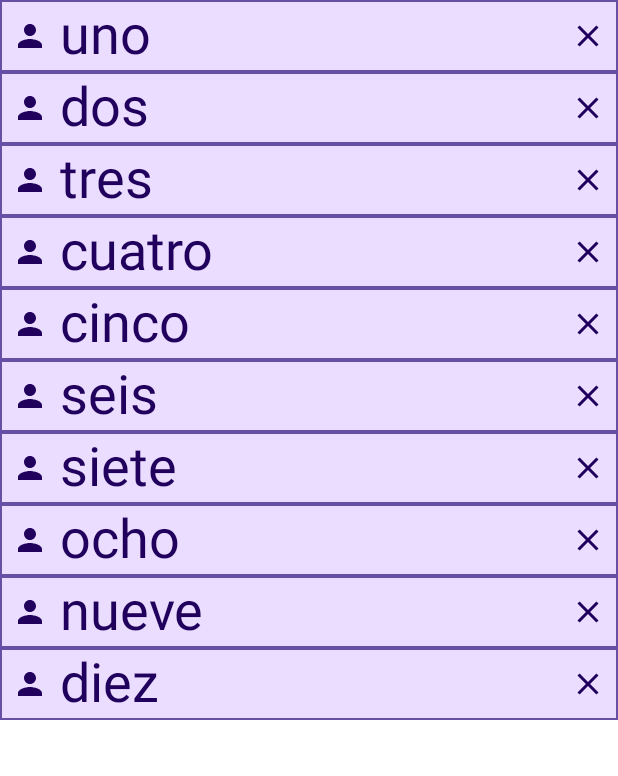
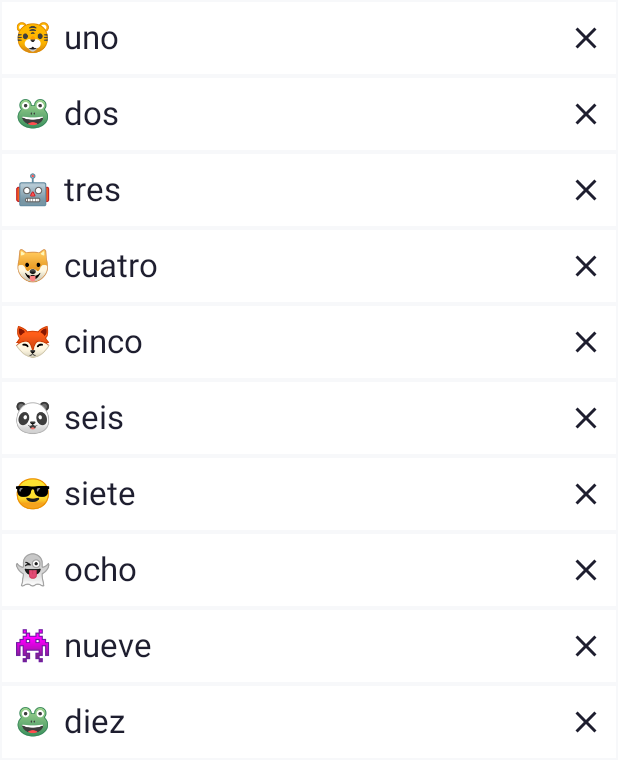
Before and after one commit to UTN-FRBA-Mobile/infiltrados, an Android app built with Jetpack Compose: the @Preview function PlayerListPreview, on a phone screen of 412 x 824 dp. Shown: the top 776 px of the screen. Run offline under Robolectric (Android 15) with nearby library versions, the phone set to English and light mode, and no system bars; Roboto replaces fonts that are not available here.

Commit message:
Mejoro la parte visual del Lobby mmultiplayer

```diff
--- a/app/src/main/java/com/example/infiltrados/ui/main/multiplayer/multiplayerLobbyScreen/PlayerList.kt
+++ b/app/src/main/java/com/example/infiltrados/ui/main/multiplayer/multiplayerLobbyScreen/PlayerList.kt
@@ -1,6 +1,5 @@
 package com.example.infiltrados.ui.main.multiplayer.multiplayerLobbyScreen
 
-import androidx.compose.foundation.BorderStroke
 import androidx.compose.foundation.background
 import androidx.compose.foundation.layout.Arrangement
 import androidx.compose.foundation.layout.Column
@@ -10,7 +9,7 @@ import androidx.compose.foundation.layout.fillMaxWidth
 import androidx.compose.foundation.layout.padding
 import androidx.compose.material.icons.Icons
 import androidx.compose.material.icons.filled.Close
-import androidx.compose.material.icons.filled.Person
+import androidx.compose.material3.ExperimentalMaterial3Api
 import androidx.compose.material3.Icon
 import androidx.compose.material3.MaterialTheme
 import androidx.compose.material3.Surface
@@ -23,28 +22,50 @@ import androidx.compose.ui.Modifier
 import androidx.compose.ui.graphics.RectangleShape
 import androidx.compose.ui.tooling.preview.Preview
 import androidx.compose.ui.unit.dp
+import androidx.compose.ui.unit.sp
+import com.example.infiltrados.ui.theme.UndercoverTheme
 
 
+@OptIn(ExperimentalMaterial3Api::class)
 @Composable
 fun PlayerList(players: List<String>, canRemove: Boolean = true, onRemove: (String) -> Unit) {
     Column(Modifier.background(color = MaterialTheme.colorScheme.background)) {
-        players.forEach {
-            PlayerRow(it, canRemove, onClick = { onRemove(it) })
+        players.forEachIndexed { index, name ->
+            PlayerRow(index, name, canRemove, onClick = { onRemove(name) })
         }
     }
 }
 
 @Composable
-fun PlayerRow(name: String, canRemove: Boolean, onClick: () -> Unit) {
+fun PlayerRow(index: Int, name: String, canRemove: Boolean, onClick: () -> Unit) {
+    val avatars = remember {
+        listOf(
+            "😎",
+            "🕵️",
+            "👽",
+            "🤖",
+            "🐵",
+            "🐸",
+            "🦊",
+            "🐼",
+            "🐯",
+            "👻",
+            "🎃",
+            "👾",
+            "🧠",
+            "🐶",
+            "🐱"
+        ).shuffled()
+    }
     // TODO: make a confirm dialog before removing a player
     Surface(
         shape = RectangleShape,
         onClick = { if (canRemove) onClick() },
-        color = MaterialTheme.colorScheme.primaryContainer,
-        border = BorderStroke(1.dp, MaterialTheme.colorScheme.primary),
+        contentColor = MaterialTheme.colorScheme.onBackground,
+        //border = BorderStroke(1.dp, MaterialTheme.colorScheme.outline),
         modifier = Modifier
             .fillMaxWidth()
-            .padding(0.dp)
+            .padding(1.dp)
     ) {
         Row(
             horizontalArrangement = Arrangement.spacedBy(8.dp),
@@ -53,9 +74,10 @@ fun PlayerRow(name: String, canRemove: Boolean, onClick: () -> Unit) {
                 .padding(horizontal = 8.dp)
                 .minimumInteractiveComponentSize()
         ) {
-            Icon(Icons.Filled.Person, contentDescription = "Player")
+            Text(avatars[index], fontSize = 20.sp)
             Text(
-                text = name, style = MaterialTheme.typography.displaySmall,
+                text = name,
+                style = MaterialTheme.typography.titleLarge
             )
             Spacer(modifier = Modifier.weight(1f))
             if (canRemove)
@@ -73,7 +95,9 @@ fun PlayerListPreview() {
             "uno", "dos", "tres", "cuatro", "cinco", "seis", "siete", "ocho", "nueve", "diez"
         )
     }
-    PlayerList(players) {
-        players.remove(it)
+    UndercoverTheme {
+        PlayerList(players) {
+            players.remove(it)
+        }
     }
 }
```
Also changed, not shown: app/src/main/java/com/example/infiltrados/ui/main/multiplayer/multiplayerLobbyScreen/LobbyScreen.kt (+58 -8 lines).
